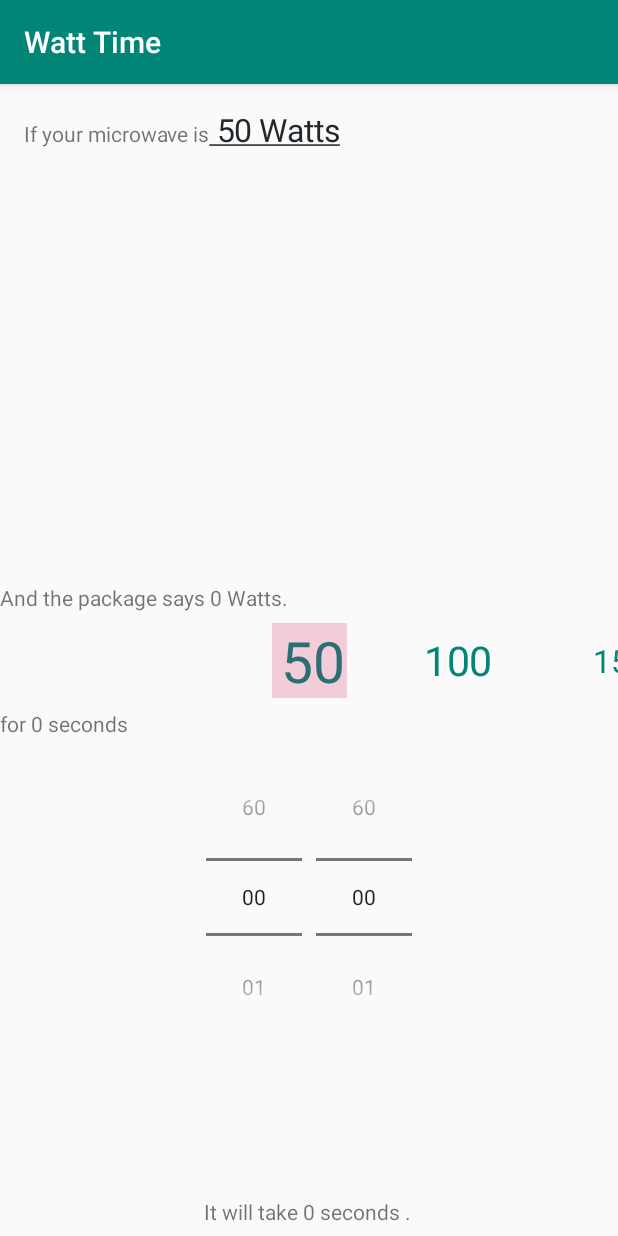
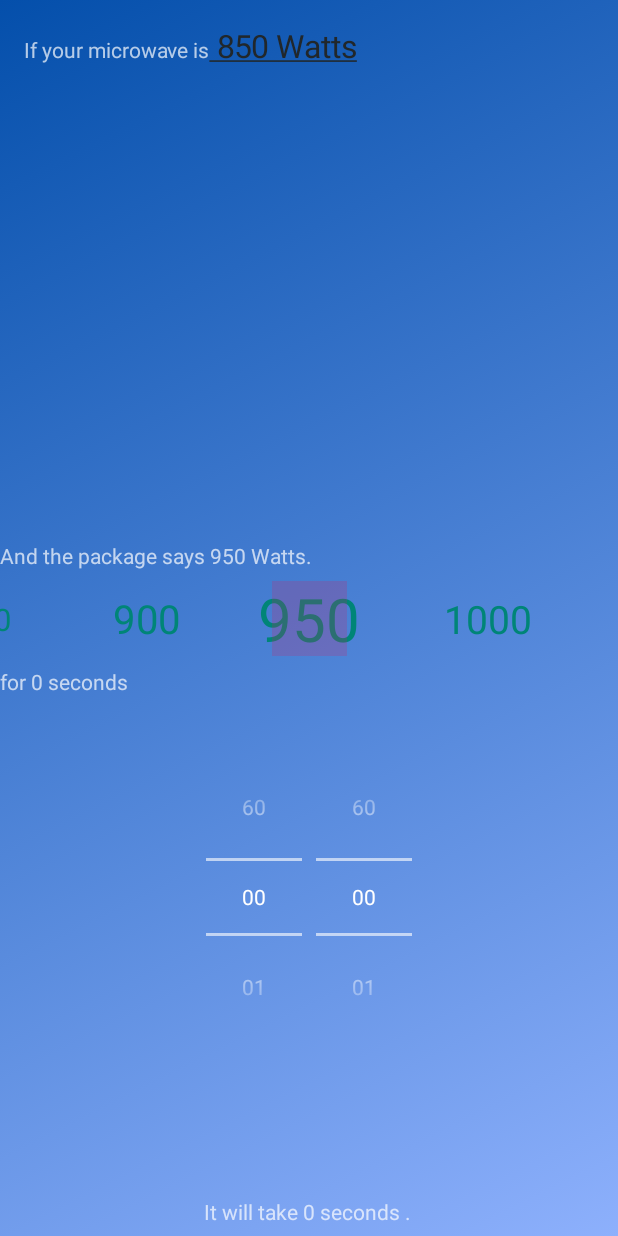
Before and after one commit to RedChris/WattTime-Android, an Android app: the screen it shows after launch (MainActivity), after a tap on "SAVE", on a phone screen of 412 x 824 dp. Run offline under Robolectric (Android 15) with nearby library versions, the phone set to English and light mode, and no system bars; libraries missing offline, so code that uses them is left out: com.crashlytics.android, com.jakewharton.threetenabp, io.fabric.sdk; 2 statements that could not run were skipped; 1 other tap on this screen came first.

Commit message:
themeing

```diff
--- a/app/src/main/java/uk/co/monolithstudios/watttime/ui/common/views/NumberPicker.kt
+++ b/app/src/main/java/uk/co/monolithstudios/watttime/ui/common/views/NumberPicker.kt
@@ -41,6 +41,8 @@ class NumberPicker @JvmOverloads constructor(context: Context, attrs: AttributeS
         }
     }
 
+    fun goToPosition(position: Int) = vertical_picker.smoothScrollToPosition(position)
+
     fun setData(data: List<String>) {
         sliderAdapter.setData(data)
     }
--- a/app/src/main/java/uk/co/monolithstudios/watttime/ui/main/MainActivity.kt
+++ b/app/src/main/java/uk/co/monolithstudios/watttime/ui/main/MainActivity.kt
@@ -2,6 +2,7 @@ package uk.co.monolithstudios.watttime.ui.main
 
 import android.content.Context
 import android.content.Intent
+import android.graphics.drawable.AnimationDrawable
 import androidx.appcompat.app.AppCompatActivity
 import android.os.Bundle
 import android.text.Spannable
@@ -37,6 +38,13 @@ class MainActivity : AppCompatActivity(), MainView, TimePickerBottomSheet.OnFrag
         super.onCreate(savedInstanceState)
         setContentView(R.layout.activity_main)
 
+        val animationBackground = mainLayout.background as AnimationDrawable
+        animationBackground.apply {
+            setEnterFadeDuration(2000)
+            setExitFadeDuration(4000)
+            start()
+        }
+
         wattArray = resources.getStringArray(R.array.wattages_array)
         mainActivityPresenter = MainActivityPresenter(this, Prefs(this), WattageCalculator(), TimerIntentLauncher(this), TimeFormatter(this))
 
@@ -47,6 +55,7 @@ class MainActivity : AppCompatActivity(), MainView, TimePickerBottomSheet.OnFrag
         })
 
         numberPicker.setData(wattArray.toList())
+        numberPicker.goToPosition(wattArray.count() / 2)
 
         timerButton.setOnClickListener { mainActivityPresenter.onUserWantsToLaunchTimer() }
 
--- a/app/src/main/java/uk/co/monolithstudios/watttime/ui/microwavesettings/MicrowaveSettingsActivity.kt
+++ b/app/src/main/java/uk/co/monolithstudios/watttime/ui/microwavesettings/MicrowaveSettingsActivity.kt
@@ -2,6 +2,7 @@ package uk.co.monolithstudios.watttime.ui.microwavesettings
 
 import android.content.Context
 import android.content.Intent
+import android.graphics.drawable.AnimationDrawable
 import androidx.appcompat.app.AppCompatActivity
 import android.os.Bundle
 import android.view.View
@@ -28,6 +29,13 @@ class MicrowaveSettingsActivity : AppCompatActivity(), MicrowaveSettingsView {
         super.onCreate(savedInstanceState)
         setContentView(R.layout.activity_microwave_settings)
 
+        val animationBackground = mainLayout.background as AnimationDrawable
+        animationBackground.apply {
+            setEnterFadeDuration(2000)
+            setExitFadeDuration(4000)
+            start()
+        }
+
         wattArray = resources.getStringArray(R.array.wattages_array)
         microwaveSettingsPresenter = MicrowaveSettingsPresenter(this, Prefs(this))
 
@@ -40,10 +48,12 @@ class MicrowaveSettingsActivity : AppCompatActivity(), MicrowaveSettingsView {
 
         numberPicker.setData(wattArray.toList())
 
-
         saveButton.setOnClickListener { microwaveSettingsPresenter.onUserWantsToSaveWattage() }
     }
 
+    override fun shoWattage(wattage: Int) {
+        numberPicker.goToPosition(wattage / 50)
+    }
     override fun setShowSaveButton(showSaveButton: Boolean) {
         saveButton.visibility = if (showSaveButton) View.VISIBLE else View.INVISIBLE
     }
--- a/app/src/main/java/uk/co/monolithstudios/watttime/ui/microwavesettings/MicrowaveSettingsPresenter.kt
+++ b/app/src/main/java/uk/co/monolithstudios/watttime/ui/microwavesettings/MicrowaveSettingsPresenter.kt
@@ -8,6 +8,12 @@ class MicrowaveSettingsPresenter (private val microwaveSettingsView: MicrowaveSe
 
     init {
         microwaveSettingsView.setShowSaveButton(false)
+
+        if (prefs.microwaveWattage == -1) {
+            microwaveSettingsView.shoWattage(800)
+        } else {
+            microwaveSettingsView.shoWattage(prefs.microwaveWattage)
+        }
     }
 
     fun onUserSelectedWattage(wattage: Int) {
--- a/app/src/main/java/uk/co/monolithstudios/watttime/ui/microwavesettings/MicrowaveSettingsView.kt
+++ b/app/src/main/java/uk/co/monolithstudios/watttime/ui/microwavesettings/MicrowaveSettingsView.kt
@@ -1,6 +1,7 @@
 package uk.co.monolithstudios.watttime.ui.microwavesettings
 
 interface MicrowaveSettingsView {
+    fun shoWattage(wattage: Int)
     fun setShowSaveButton(showSaveButton: Boolean)
     fun showMainScreen()
 }
--- /dev/null
+++ b/app/src/main/res/drawable/background_gradient_animation.xml
@@ -0,0 +1,13 @@
+<?xml version="1.0" encoding="utf-8"?>
+<animation-list xmlns:android="http://schemas.android.com/apk/res/android">
+
+    <item android:drawable="@drawable/background_gradient_start"
+        android:duration="4000"/>
+
+    <item android:drawable="@drawable/background_gradient_centre"
+        android:duration="4000"/>
+
+    <item android:drawable="@drawable/background_gradient_end"
+        android:duration="4000"/>
+
+</animation-list>
--- /dev/null
+++ b/app/src/main/res/drawable/background_gradient_centre.xml
@@ -0,0 +1,7 @@
+<?xml version="1.0" encoding="utf-8"?>
+<shape xmlns:android="http://schemas.android.com/apk/res/android">
+    <gradient
+        android:angle="270"
+        android:endColor="#044fab"
+        android:startColor="#8db0fc" />
+</shape>
--- /dev/null
+++ b/app/src/main/res/drawable/background_gradient_end.xml
@@ -0,0 +1,7 @@
+<?xml version="1.0" encoding="utf-8"?>
+<shape xmlns:android="http://schemas.android.com/apk/res/android">
+    <gradient
+        android:angle="45"
+        android:endColor="#044fab"
+        android:startColor="#8db0fc" />
+</shape>
--- /dev/null
+++ b/app/src/main/res/drawable/background_gradient_start.xml
@@ -0,0 +1,7 @@
+<?xml version="1.0" encoding="utf-8"?>
+<shape xmlns:android="http://schemas.android.com/apk/res/android">
+    <gradient
+        android:angle="135"
+        android:endColor="#044fab"
+        android:startColor="#8db0fc" />
+</shape>
--- a/app/src/main/res/layout/activity_main.xml
+++ b/app/src/main/res/layout/activity_main.xml
@@ -3,8 +3,10 @@
     xmlns:android="http://schemas.android.com/apk/res/android"
     xmlns:tools="http://schemas.android.com/tools"
     xmlns:app="http://schemas.android.com/apk/res-auto"
+    android:id="@+id/mainLayout"
     android:layout_width="match_parent"
     android:layout_height="match_parent"
+    android:background="@drawable/background_gradient_animation"
     tools:context=".ui.main.MainActivity">
 
     <TextView
@@ -71,6 +73,7 @@
         android:id="@+id/fragmentHolder"
         android:layout_width="match_parent"
         android:layout_height="0dp"
+        android:background="@null"
         app:layout_constraintBottom_toTopOf="@+id/timerButton"
         app:layout_constraintEnd_toEndOf="parent"
         app:layout_constraintStart_toStartOf="parent"
--- a/app/src/main/res/layout/activity_microwave_settings.xml
+++ b/app/src/main/res/layout/activity_microwave_settings.xml
@@ -3,8 +3,10 @@
         xmlns:android="http://schemas.android.com/apk/res/android"
         xmlns:tools="http://schemas.android.com/tools"
         xmlns:app="http://schemas.android.com/apk/res-auto"
+        android:id="@+id/mainLayout"
         android:layout_width="match_parent"
         android:layout_height="match_parent"
+        android:background="@drawable/background_gradient_animation"
         tools:context=".ui.microwavesettings.MicrowaveSettingsActivity">
 
     <TextView
--- a/app/src/main/res/values/styles.xml
+++ b/app/src/main/res/values/styles.xml
@@ -1,11 +1,16 @@
 <resources>
 
     <!-- Base application theme. -->
-    <style name="AppTheme" parent="Theme.AppCompat.Light.DarkActionBar">
-        <!-- Customize your theme here. -->
+    <style name="AppTheme" parent="Theme.Design.NoActionBar">
+
+        <item name = "android:windowActionBar">false</item>
+        <item name = "android:windowNoTitle">true</item>
+
         <item name="colorPrimary">@color/colorPrimary</item>
         <item name="colorPrimaryDark">@color/colorPrimaryDark</item>
         <item name="colorAccent">@color/colorAccent</item>
+
+
     </style>
 
 </resources>
```
